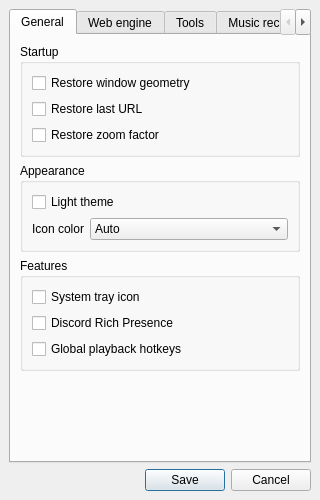
Before: the Qt Designer form core/ui/settings_dialog.ui in deeffest/YouTube-Music-Desktop-Player, drawn with Qt 5.
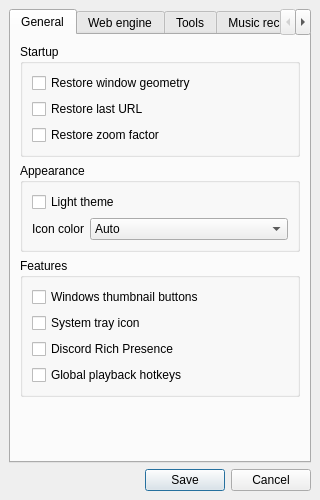
After: the same form once the commit is applied.

Diff of the .ui file:
```diff
--- a/core/ui/settings_dialog.ui
+++ b/core/ui/settings_dialog.ui
@@ -172,6 +172,13 @@
              <string>Features</string>
             </property>
             <layout class="QVBoxLayout" name="verticalLayout_14">
+             <item>
+              <widget class="QCheckBox" name="checkBox_14">
+               <property name="text">
+                <string>Windows thumbnail buttons</string>
+               </property>
+              </widget>
+             </item>
              <item>
               <widget class="QCheckBox" name="checkBox_10">
                <property name="focusPolicy">
```
